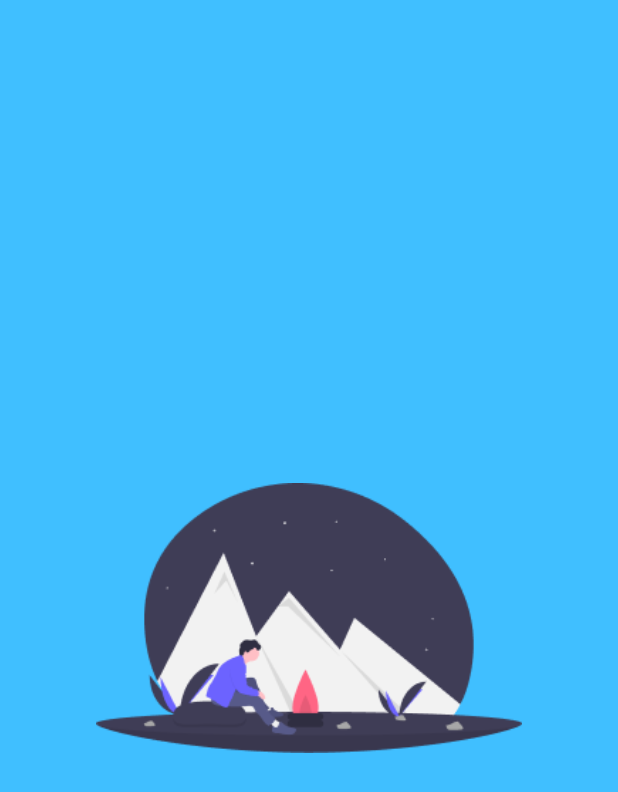
After one commit to nandaiqbalh/Comely_Android, an Android app: the SplashScreen screen opened directly, with no data from a screen before it, on a phone screen of 412 x 824 dp. The commit adds this screen. Shown: the top 792 px of the screen. Run offline under Robolectric (Android 15) with nearby library versions, the phone set to English and light mode, and no system bars.

Commit message:
Splash Screen

```diff
--- a/app/build.gradle
+++ b/app/build.gradle
@@ -36,4 +36,8 @@ dependencies {
     testImplementation 'junit:junit:4.+'
     androidTestImplementation 'androidx.test.ext:junit:1.1.3'
     androidTestImplementation 'androidx.test.espresso:espresso-core:3.4.0'
+
+    // splash screen
+    implementation 'com.github.bumptech.glide:glide:4.10.0'
+
 }
--- a/app/src/main/AndroidManifest.xml
+++ b/app/src/main/AndroidManifest.xml
@@ -10,6 +10,10 @@
         android:supportsRtl="true"
         android:theme="@style/Theme.Comely">
         <activity android:name=".MainActivity">
+
+        </activity>
+
+        <activity android:name=".activity.SplashScreen">
             <intent-filter>
                 <action android:name="android.intent.action.MAIN" />
 
--- /dev/null
+++ b/app/src/main/java/com/nandaiqbalh/comely/activity/SplashScreen.java
@@ -0,0 +1,43 @@
+package com.nandaiqbalh.comely.activity;
+
+import android.content.Intent;
+import android.os.Bundle;
+import android.os.Handler;
+import android.widget.ImageView;
+
+import androidx.appcompat.app.AppCompatActivity;
+
+import com.bumptech.glide.Glide;
+import com.nandaiqbalh.comely.MainActivity;
+import com.nandaiqbalh.comely.R;
+
+public class SplashScreen extends AppCompatActivity {
+    // member variable
+    ImageView iv_splash;
+    @Override
+    protected void onCreate (Bundle savedInstanceState) {
+        super.onCreate(savedInstanceState);
+        setContentView(R.layout.splash_screen);
+
+        // Glide (library dari bumptech)
+        // meluncurkan
+        iv_splash = (ImageView) findViewById(R.id.iv_splash);
+        Glide.with(SplashScreen.this)
+                .load(R.drawable.iv_splash)
+                .into(iv_splash);
+
+        // postDelayed
+        // untuk menampilkan tampilan awal dengan delayMilis.. setelah delay terpenuhi
+        // maka akan masuk ke intent yang telah dibuat
+        Handler handler = new Handler();
+        handler.postDelayed(new Runnable() {
+            @Override
+            public void run() {
+                Intent intent = new Intent(SplashScreen.this, MainActivity.class);
+                startActivity(intent);
+                finish();
+            }
+        }, 5000);
+
+    }
+}
--- /dev/null
+++ b/app/src/main/res/layout/splash_screen.xml
@@ -0,0 +1,16 @@
+<?xml version="1.0" encoding="utf-8"?>
+<RelativeLayout xmlns:android="http://schemas.android.com/apk/res/android"
+    xmlns:app="http://schemas.android.com/apk/res-auto"
+    xmlns:tools="http://schemas.android.com/tools"
+    android:layout_width="match_parent"
+    android:layout_height="match_parent"
+    android:background="@color/primary_blue"
+    tools:context=".activity.SplashScreen">
+
+    <ImageView
+        android:id="@+id/iv_splash"
+        android:layout_width="300dp"
+        android:layout_height="180dp"
+        android:layout_centerInParent="true"
+        android:src="@drawable/iv_splash" />
+</RelativeLayout>
--- a/app/src/main/res/values/colors.xml
+++ b/app/src/main/res/values/colors.xml
@@ -7,4 +7,5 @@
     <color name="teal_700">#FF018786</color>
     <color name="black">#FF000000</color>
     <color name="white">#FFFFFFFF</color>
+    <color name="primary_blue">#40BFFF</color>
 </resources>
--- a/app/src/main/res/values/themes.xml
+++ b/app/src/main/res/values/themes.xml
@@ -1,6 +1,6 @@
 <resources xmlns:tools="http://schemas.android.com/tools">
     <!-- Base application theme. -->
-    <style name="Theme.Comely" parent="Theme.MaterialComponents.DayNight.DarkActionBar">
+    <style name="Theme.Comely" parent="Theme.AppCompat.DayNight.NoActionBar">
         <!-- Primary brand color. -->
         <item name="colorPrimary">@color/purple_500</item>
         <item name="colorPrimaryVariant">@color/purple_700</item>
```
Also changed, not shown: app/src/main/res/drawable/iv_splash.png (added).
